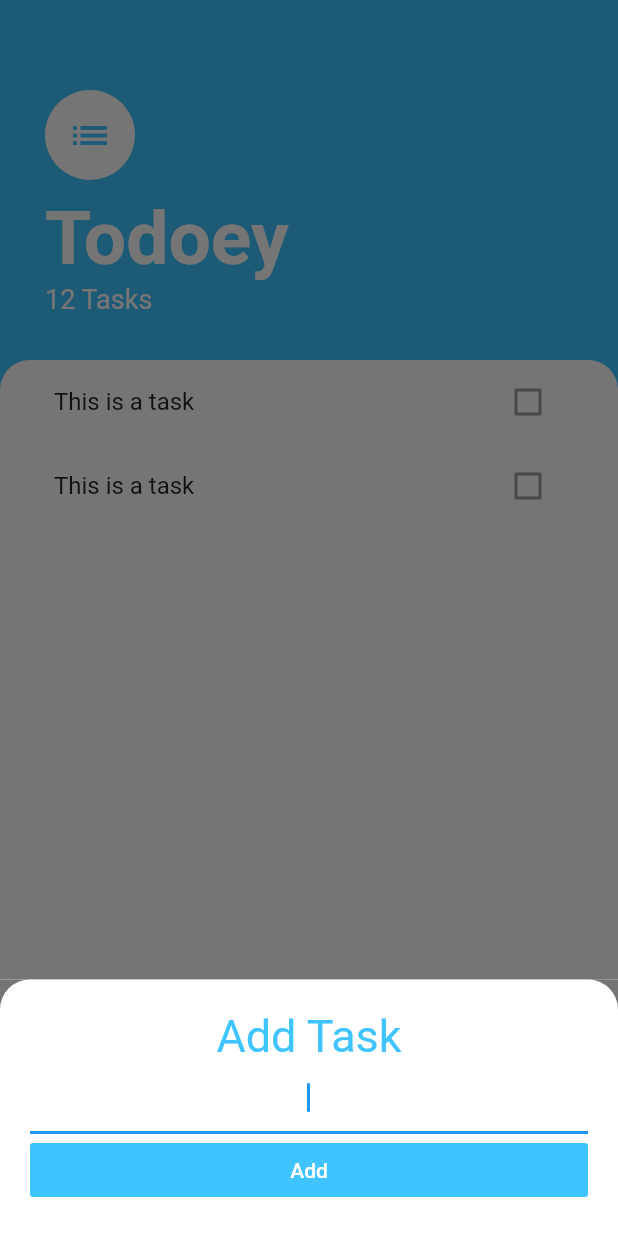
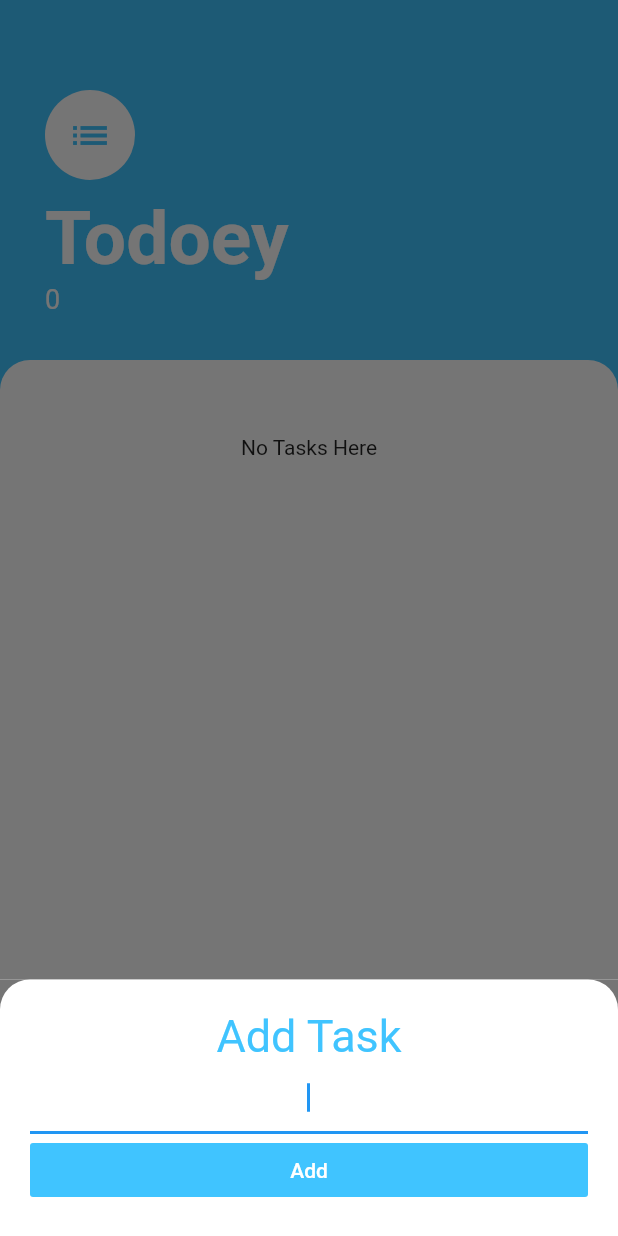
Before and after one commit to mointhedev/Todo-list-flutter, a Flutter app: the screen it shows after launch, after a tap on the "add" icon, on a phone screen of 412 x 824 dp. Run offline on Flutter 3.47's test engine with Material 2 defaults, Android fonts, the phone set to English and light mode, and no system bars.

Commit message:
Final app

```diff
--- a/lib/main.dart
+++ b/lib/main.dart
@@ -1,4 +1,6 @@
 import 'package:flutter/material.dart';
+import 'package:provider/provider.dart';
+import 'package:todoey_app/TaskProvider.dart';
 import 'package:todoey_app/screens/task_screen.dart';
 
 void main() => runApp(MyApp());
@@ -7,13 +9,16 @@ class MyApp extends StatelessWidget {
   // This widget is the root of your application.
   @override
   Widget build(BuildContext context) {
-    return MaterialApp(
-      debugShowCheckedModeBanner: false,
-      title: 'Flutter Demo',
-      theme: ThemeData(
-        primarySwatch: Colors.blue,
+    return ChangeNotifierProvider<TaskProvider>(
+      create: (context) => TaskProvider(),
+      child: MaterialApp(
+        debugShowCheckedModeBanner: false,
+        title: 'Todoey App',
+        theme: ThemeData(
+          primarySwatch: Colors.blue,
+        ),
+        home: TasksScreen(),
       ),
-      home: TasksScreen(),
     );
   }
 }
--- /dev/null
+++ b/lib/models/task.dart
@@ -0,0 +1,10 @@
+class Task {
+  String task;
+  bool isCompleted;
+
+  Task({this.task, this.isCompleted = false});
+
+  toggleComplete() {
+    isCompleted = !isCompleted;
+  }
+}
--- a/lib/screens/add_task_screen.dart
+++ b/lib/screens/add_task_screen.dart
@@ -1,6 +1,17 @@
 import 'package:flutter/material.dart';
+import 'package:provider/provider.dart';
+import 'package:todoey_app/models/task.dart';
 
-class AddTaskScreen extends StatelessWidget {
+import '../TaskProvider.dart';
+
+class AddTaskScreen extends StatefulWidget {
+  @override
+  _AddTaskScreenState createState() => _AddTaskScreenState();
+}
+
+class _AddTaskScreenState extends State<AddTaskScreen> {
+  TextEditingController textController = TextEditingController();
+
   @override
   Widget build(BuildContext context) {
     return Container(
@@ -20,6 +31,7 @@ class AddTaskScreen extends StatelessWidget {
               style: TextStyle(fontSize: 30, color: Colors.lightBlueAccent),
             ),
             TextField(
+              controller: textController,
               autofocus: true,
               textAlign: TextAlign.center,
             ),
@@ -29,7 +41,11 @@ class AddTaskScreen extends StatelessWidget {
                 style: TextStyle(color: Colors.white),
               ),
               color: Colors.lightBlueAccent,
-              onPressed: () {},
+              onPressed: () {
+                Provider.of<TaskProvider>(context, listen: false)
+                    .addTask(Task(task: textController.text));
+                Navigator.of(context).pop();
+              },
             )
           ],
         ),
--- a/lib/screens/task_screen.dart
+++ b/lib/screens/task_screen.dart
@@ -1,5 +1,10 @@
+import 'package:flutter/cupertino.dart';
 import 'package:flutter/material.dart';
+import 'package:provider/provider.dart';
+import 'package:todoey_app/models/task.dart';
 import 'package:todoey_app/screens/add_task_screen.dart';
+
+import '../TaskProvider.dart';
 
 class TasksScreen extends StatelessWidget {
   @override
@@ -49,7 +54,7 @@ class TasksScreen extends StatelessWidget {
                       fontWeight: FontWeight.w700),
                 ),
                 Text(
-                  '12 Tasks',
+                  Provider.of<TaskProvider>(context).taskList.length.toString(),
                   style: TextStyle(color: Colors.white, fontSize: 18),
                 ),
               ],
@@ -63,24 +68,62 @@ class TasksScreen extends StatelessWidget {
                 borderRadius: BorderRadius.only(
                     topLeft: Radius.circular(20),
                     topRight: Radius.circular(20))),
-              child: ListView(
-                children: <Widget>[
-                  ListTile(
-                    title: Text("This is a task"),
+            child: Consumer<TaskProvider>(builder: (context, taskData, child) {
+              return taskData.taskList.length > 0
+                  ? ListView.builder(
+                      itemBuilder: ((context, index) {
+                        Task task = taskData.taskList[index];
+                        return Dismissible(
+                          direction: DismissDirection.startToEnd,
+                          // Each Dismissible must contain a Key. Keys allow Flutter to
+                          // uniquely identify widgets.
+                          key: UniqueKey(),
+                          background: Container(
+                            padding: EdgeInsets.only(left: 10),
+                            color: Colors.red,
+                            child: Align(
+                                alignment: Alignment.centerLeft,
+                                child: Text(
+                                  "Delete",
+                                  style: TextStyle(
+                                      fontSize: 15,
+                                      fontWeight: FontWeight.w500,
+                                      color: Colors.white),
+                                )),
+                          ),
+                          // Provide a function that tells the app
+                          // what to do after an item has been swiped away.
+                          onDismissed: (direction) {
+                            // Remove the item from the data source.
+                            taskData.deleteTask(task);
+
+                            // Show a snackbar. This snackbar could also contain "Undo" actions.
+                            Scaffold.of(context).showSnackBar(
+                                SnackBar(content: Text("Task Deleted")));
+                          },
+                          child: ListTile(
+                            title: Text(taskData.taskList[index].task),
                             trailing: Checkbox(
-                      value: false,
+                              value: taskData.taskList[index].isCompleted,
+                              onChanged: (value) {
+                                taskData.toggleTask(index);
+                              },
                             ),
                           ),
-                  ListTile(
-                    title: Text("This is a task"),
-                    trailing: Checkbox(
-                      value: false,
+                        );
+                      }),
+                      itemCount: taskData.taskList.length,
+                    )
+                  : Container(
+                      padding: EdgeInsets.only(top: 50),
+                      width: double.infinity,
+                      child: Text(
+                        'No Tasks Here',
+                        textAlign: TextAlign.center,
                       ),
-                  ),
-                ],
-              ),
-            ),
-          )
+                    );
+            }),
+          ))
         ],
       ),
     );
--- a/pubspec.yaml
+++ b/pubspec.yaml
@@ -23,6 +23,7 @@ dependencies:
   # The following adds the Cupertino Icons font to your application.
   # Use with the CupertinoIcons class for iOS style icons.
   cupertino_icons: ^0.1.2
+  provider: ^4.0.2
 
 dev_dependencies:
   flutter_test:
```
Also changed, not shown: lib/TaskProvider.dart (added, +22 -0 lines), pubspec.lock. Lines whose indentation alone changed are shown as unchanged.
